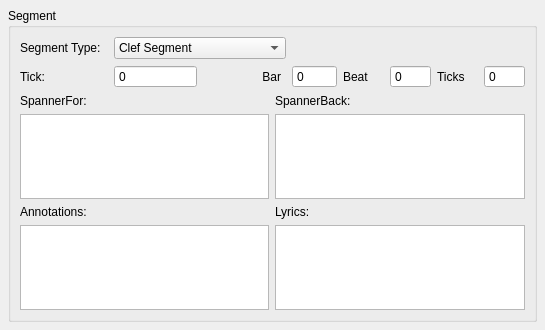
Above: mscore/mscore/segment.ui from musescore/musescore-old before the change. Below: the same form after it.
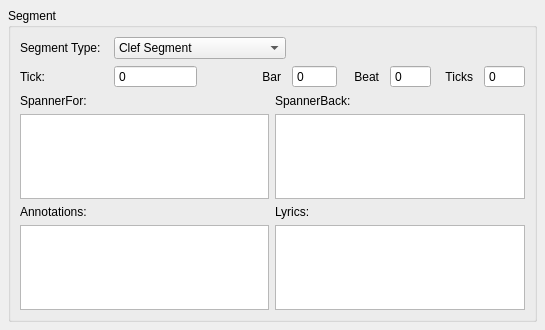
That is the form after the change.

```diff
--- a/mscore/mscore/segment.ui
+++ b/mscore/mscore/segment.ui
@@ -108,6 +108,12 @@
           <property name="text">
            <string>Ticks</string>
           </property>
+          <property name="alignment">
+           <set>Qt::AlignRight|Qt::AlignTrailing|Qt::AlignVCenter</set>
+          </property>
+          <property name="indent">
+           <number>5</number>
+          </property>
          </widget>
         </item>
         <item row="2" column="0">
@@ -158,6 +164,12 @@
           <property name="text">
            <string>Beat</string>
           </property>
+          <property name="alignment">
+           <set>Qt::AlignRight|Qt::AlignTrailing|Qt::AlignVCenter</set>
+          </property>
+          <property name="indent">
+           <number>5</number>
+          </property>
          </widget>
         </item>
         <item row="0" column="0" colspan="2">
```
